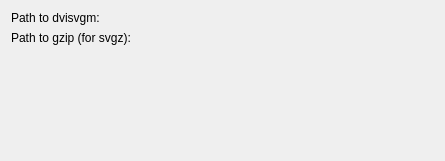
First picture: the form in src/userscripts/svg-dvisvgm.klfuserscript/config.ui, repository klatexformula/klatexformula, before the edit.
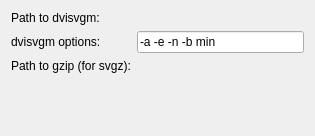
Second picture: the form after the edit. Custom widgets are drawn as their Qt base class.

Commit message: support for dvisvgm with --pdf for direct pdf generation

Diff of the .ui file:
```diff
--- a/src/userscripts/svg-dvisvgm.klfuserscript/config.ui
+++ b/src/userscripts/svg-dvisvgm.klfuserscript/config.ui
@@ -6,8 +6,8 @@
    <rect>
     <x>0</x>
     <y>0</y>
-    <width>445</width>
-    <height>161</height>
+    <width>315</width>
+    <height>136</height>
    </rect>
   </property>
   <layout class="QFormLayout" name="formLayout">
@@ -28,14 +28,14 @@
      </property>
     </widget>
    </item>
-   <item row="1" column="0">
+   <item row="2" column="0">
     <widget class="QLabel" name="label_2">
      <property name="text">
       <string>Path to gzip (for svgz):</string>
      </property>
     </widget>
    </item>
-   <item row="1" column="1">
+   <item row="2" column="1">
     <widget class="KLFPathChooser" name="INPUT_gzip">
      <property name="dialogConfirmOverwrite">
       <bool>false</bool>
@@ -45,7 +45,7 @@
      </property>
     </widget>
    </item>
-   <item row="2" column="0">
+   <item row="3" column="0">
     <spacer name="verticalSpacer">
      <property name="orientation">
       <enum>Qt::Vertical</enum>
@@ -58,6 +58,20 @@
      </property>
     </spacer>
    </item>
+   <item row="1" column="0">
+    <widget class="QLabel" name="label_3">
+     <property name="text">
+      <string>dvisvgm options:</string>
+     </property>
+    </widget>
+   </item>
+   <item row="1" column="1">
+    <widget class="QLineEdit" name="INPUT_opts">
+     <property name="text">
+      <string>-a -e -n -b min</string>
+     </property>
+    </widget>
+   </item>
   </layout>
  </widget>
  <customwidgets>
```
Left out of the diff: 9 changed lines with no effect on the pictures. The commit also changes 3 other files.
